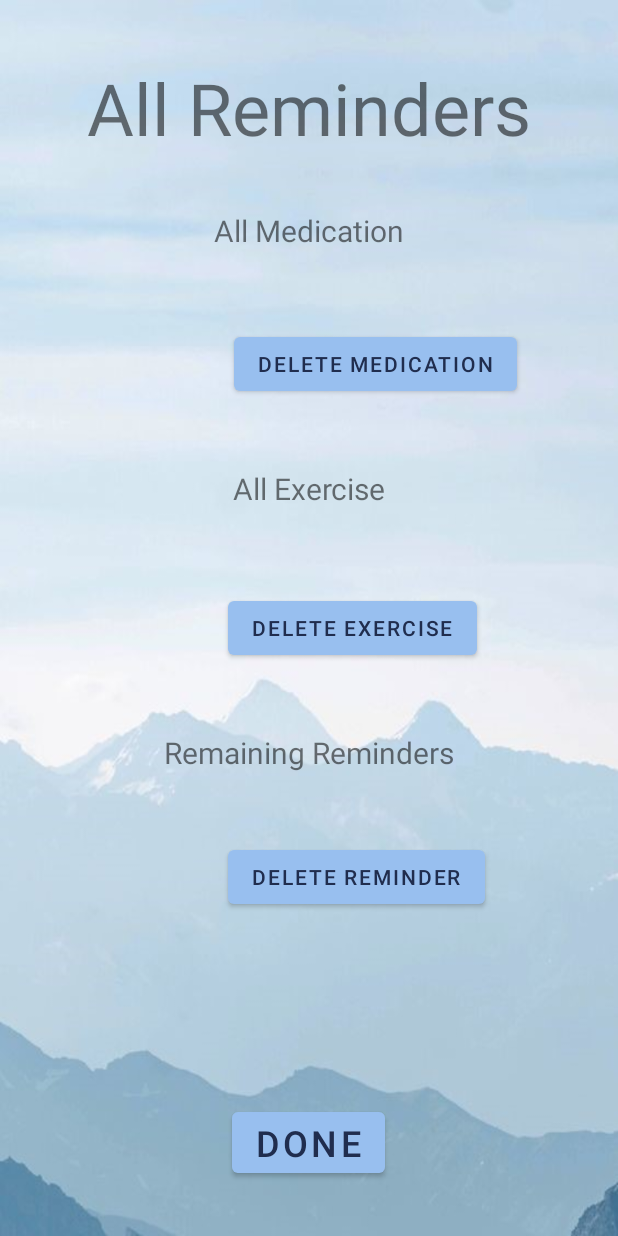
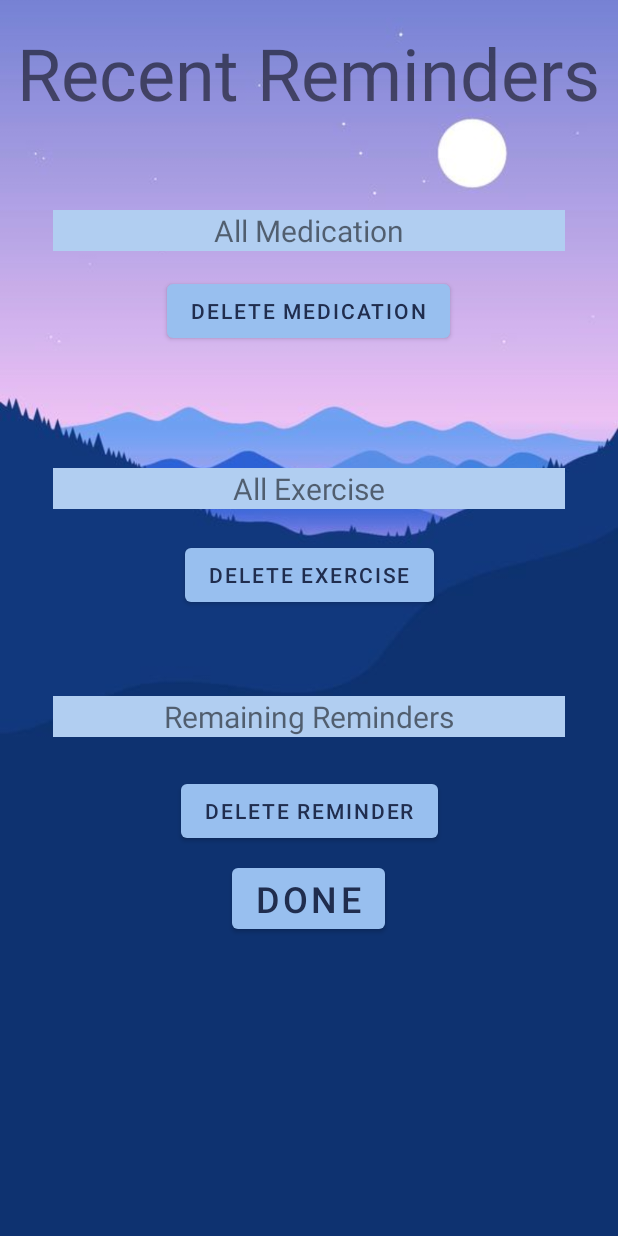
Before and after one commit to SameehaMamodo/NoiteCode, an Android app: the layout activity_viewnotifspage.xml on its own in the app's theme, with its tools: preview values and no code run, on a phone screen of 412 x 824 dp. Run offline under Robolectric (Android 15) with nearby library versions, the phone set to English and light mode, and no system bars.

Commit message:
Adjusted Designs

```diff
--- a/app/src/main/java/com/example/noitecode/ReminderPage.kt
+++ b/app/src/main/java/com/example/noitecode/ReminderPage.kt
@@ -56,7 +56,7 @@ class ReminderPage : AppCompatActivity() {
             val pendingIntent = PendingIntent.getBroadcast(this, 3, intent, PendingIntent.FLAG_IMMUTABLE)
             val alarmManager = getSystemService(ALARM_SERVICE) as AlarmManager
             val timeAtButtonClick = System.currentTimeMillis()
-            val timeFrame = (dbHelper.getAllReminders().last().ReminderTime.toInt() * 6000).toLong()
+            val timeFrame = (dbHelper.getAllReminders().last().ReminderTime.toInt() * 60000).toLong()
             alarmManager[AlarmManager.RTC_WAKEUP, timeAtButtonClick + timeFrame] = pendingIntent
 
         }
@@ -66,7 +66,7 @@ class ReminderPage : AppCompatActivity() {
 
     private fun createChannelNotification() {
         if (Build.VERSION.SDK_INT >= Build.VERSION_CODES.O) {
-            val name: CharSequence = "NoiteReminder"
+            val name: CharSequence = "Noite Reminder"
             val description = "Channel for Noite Reminder"
             val importance = NotificationManager.IMPORTANCE_HIGH
             val channel = NotificationChannel("noitecode2", name, importance)
--- a/app/src/main/res/layout/activity_medicationpage.xml
+++ b/app/src/main/res/layout/activity_medicationpage.xml
@@ -19,7 +19,7 @@
         android:layout_height="wrap_content"
         android:layout_marginStart="42dp"
         android:layout_marginTop="30dp"
-        android:text="Medication Reminder"
+        android:text="Medication Timer"
         android:textSize="20sp"
         app:layout_constraintStart_toStartOf="parent"
         app:layout_constraintTop_toBottomOf="@+id/editTextMedicationName" />
@@ -55,6 +55,7 @@
         android:layout_marginStart="42dp"
         android:layout_marginTop="16dp"
         android:ems="10"
+        android:hint="E.g 20 minutes"
         android:inputType="time"
         android:minHeight="48dp"
         app:layout_constraintStart_toStartOf="parent"
@@ -79,6 +80,7 @@
         android:layout_marginStart="42dp"
         android:layout_marginTop="16dp"
         android:ems="10"
+        android:hint="E.g 2"
         android:inputType="number"
         android:minHeight="48dp"
         app:layout_constraintStart_toStartOf="parent"
--- a/app/src/main/res/layout/activity_viewnotifspage.xml
+++ b/app/src/main/res/layout/activity_viewnotifspage.xml
@@ -1,4 +1,5 @@
 <?xml version="1.0" encoding="utf-8"?>
+
 <androidx.constraintlayout.widget.ConstraintLayout xmlns:android="http://schemas.android.com/apk/res/android"
     xmlns:app="http://schemas.android.com/apk/res-auto"
     xmlns:tools="http://schemas.android.com/tools"
@@ -11,17 +12,18 @@
         android:layout_width="match_parent"
         android:layout_height="match_parent"
         android:scaleType="fitXY"
-        android:src="@drawable/lightblue"
-        tools:layout_editor_absoluteX="60dp"
-        tools:layout_editor_absoluteY="0dp" />
+        android:src="@drawable/lightdark_bg"
+        tools:layout_editor_absoluteX="0dp"
+        tools:layout_editor_absoluteY="-16dp" />
 
     <TextView
         android:id="@+id/txtReminderTitle"
         android:layout_width="341dp"
         android:layout_height="wrap_content"
         android:layout_marginStart="34dp"
-        android:layout_marginTop="488dp"
+        android:layout_marginTop="464dp"
         android:layout_marginEnd="34dp"
+        android:background="@color/teal_200"
         android:text="Remaining Reminders"
         android:textAlignment="center"
         android:textSize="20sp"
@@ -38,6 +40,7 @@
         android:layout_marginEnd="34dp"
         android:text="All Medication"
         android:textAlignment="center"
+        android:background="@color/teal_200"
         android:textSize="20sp"
         app:layout_constraintEnd_toEndOf="parent"
         app:layout_constraintStart_toStartOf="parent"
@@ -51,6 +54,7 @@
         android:layout_marginTop="312dp"
         android:layout_marginEnd="34dp"
         android:text="All Exercise"
+        android:background="@color/teal_200"
         android:textAlignment="center"
         android:textSize="20sp"
         app:layout_constraintEnd_toEndOf="parent"
@@ -62,12 +66,13 @@
         android:layout_width="wrap_content"
         android:layout_height="wrap_content"
         android:layout_marginStart="57dp"
-        android:layout_marginTop="39dp"
+        android:layout_marginTop="16dp"
         android:layout_marginEnd="57dp"
-        android:text="All Reminders"
+        android:text="Recent Reminders"
         android:textAlignment="center"
         android:textSize="48sp"
         app:layout_constraintEnd_toEndOf="parent"
+        app:layout_constraintHorizontal_bias="0.505"
         app:layout_constraintStart_toStartOf="parent"
         app:layout_constraintTop_toTopOf="parent" />
 
@@ -75,59 +80,51 @@
         android:id="@+id/button5"
         android:layout_width="wrap_content"
         android:layout_height="wrap_content"
-        android:layout_marginStart="153dp"
-        android:layout_marginTop="40dp"
-        android:layout_marginEnd="153dp"
-        android:layout_marginBottom="29dp"
+        android:layout_marginTop="8dp"
         android:onClick="doneView"
         android:text="Done"
         android:textSize="24sp"
-        app:layout_constraintBottom_toBottomOf="parent"
         app:layout_constraintEnd_toEndOf="parent"
-        app:layout_constraintHorizontal_bias="0.493"
+        app:layout_constraintHorizontal_bias="0.498"
         app:layout_constraintStart_toStartOf="parent"
-        app:layout_constraintTop_toBottomOf="@+id/txtReminderTitle"
-        app:layout_constraintVertical_bias="0.965" />
+        app:layout_constraintTop_toBottomOf="@+id/btn_deleteR" />
 
     <Button
         android:id="@+id/btn_deleteM"
         android:layout_width="wrap_content"
         android:layout_height="wrap_content"
         android:layout_marginStart="156dp"
-        android:layout_marginTop="45dp"
-        android:layout_marginBottom="45dp"
+        android:layout_marginTop="16dp"
+        android:layout_marginEnd="156dp"
         android:onClick="cancelMedicineNotification"
         android:text="Delete Medication"
-        app:layout_constraintBottom_toTopOf="@+id/txtExerciseTitle"
+        app:layout_constraintEnd_toEndOf="parent"
+        app:layout_constraintHorizontal_bias="0.505"
         app:layout_constraintStart_toStartOf="parent"
-        app:layout_constraintTop_toBottomOf="@+id/txtMedTitle4"
-        app:layout_constraintVertical_bias="1.0" />
+        app:layout_constraintTop_toBottomOf="@+id/txtMedTitle4" />
 
     <Button
         android:id="@+id/btn_deleteE"
         android:layout_width="wrap_content"
         android:layout_height="wrap_content"
-        android:layout_marginStart="152dp"
-        android:layout_marginTop="45dp"
-        android:layout_marginBottom="45dp"
+        android:layout_marginStart="120dp"
+        android:layout_marginTop="20dp"
+        android:layout_marginEnd="120dp"
         android:onClick="cancelExerciseNotification"
         android:text="Delete Exercise"
-        app:layout_constraintBottom_toTopOf="@+id/txtReminderTitle"
+        app:layout_constraintEnd_toEndOf="parent"
         app:layout_constraintStart_toStartOf="parent"
-        app:layout_constraintTop_toBottomOf="@+id/txtExerciseTitle"
-        app:layout_constraintVertical_bias="1.0" />
+        app:layout_constraintTop_toBottomOf="@+id/txtExerciseTitle" />
 
     <Button
         android:id="@+id/btn_deleteR"
         android:layout_width="wrap_content"
         android:layout_height="wrap_content"
-        android:layout_marginStart="152dp"
-        android:layout_marginTop="45dp"
-        android:layout_marginBottom="59dp"
+        android:layout_marginTop="25dp"
         android:onClick="cancelReminderNotification"
         android:text="Delete Reminder"
-        app:layout_constraintBottom_toTopOf="@+id/button5"
-        app:layout_constraintStart_toStartOf="parent"
         app:layout_constraintTop_toBottomOf="@+id/txtReminderTitle"
-        app:layout_constraintVertical_bias="0.0" />
+        tools:layout_editor_absoluteX="120dp"
+        app:layout_constraintEnd_toEndOf="parent"
+        app:layout_constraintStart_toStartOf="parent" />
 </androidx.constraintlayout.widget.ConstraintLayout>
--- a/app/src/main/res/values/colors.xml
+++ b/app/src/main/res/values/colors.xml
@@ -3,7 +3,7 @@
     <color name="purple_200">#2196F3</color>
     <color name="purple_500">#98BFEF</color>
     <color name="purple_700">#00BCD4</color>
-    <color name="teal_200">#FF03DAC5</color>
+    <color name="teal_200">#B1CEF1</color>
     <color name="teal_700">#FF018786</color>
     <color name="black">#FF000000</color>
     <color name="white">#202D4E</color>
```
Also changed, not shown: app/src/main/java/com/example/noitecode/ExercisePage.kt (+8 -11 lines), app/src/main/java/com/example/noitecode/MedicationPage.kt (+1 -37 lines), app/src/main/java/com/example/noitecode/SignUpPage.kt (+5 -5 lines), app/src/main/java/com/example/noitecode/ViewNotifsPage.kt (+11 -29 lines), app/src/main/java/com/example/noitecode/model/DatabaseHelper.kt (+9 -8 lines), app/src/main/res/layout/activity_signuppage.xml (+6 -4 lines), app/src/main/res/drawable/dark_bg.jpg (deleted), app/src/main/res/drawable/light_bg.jpg (deleted), app/src/main/res/drawable/purple.jpg (deleted), app/src/main/res/drawable/test.jpg (deleted), app/src/main/res/drawable/vlight.jpg (deleted).
